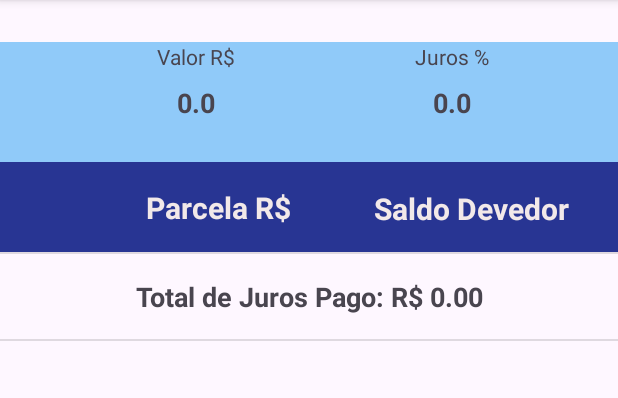
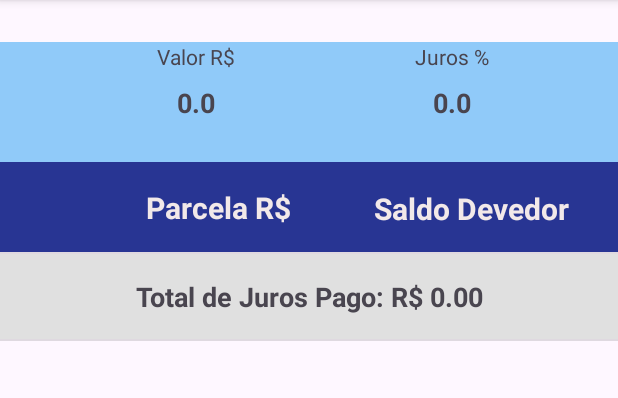
Before and after one commit to IsabellyMV2004/TrabalhoFC4, an Android app: the PlanilhaActivity screen opened directly, with no data from a screen before it, on a phone screen of 412 x 824 dp, the part 96-494 px from its top. Run offline under Robolectric (Android 15) with nearby library versions, the phone set to English and light mode, and no system bars.

Commit message:
tentando fazer o rodapé, não sei se vai funcionar

```diff
--- a/app/src/main/java/com/example/simuladorfin/PlanilhaActivity.java
+++ b/app/src/main/java/com/example/simuladorfin/PlanilhaActivity.java
@@ -120,17 +120,19 @@ public class PlanilhaActivity extends AppCompatActivity {
             parcelaList.add(p);
         }
 
+        // Inflar e adicionar footer ANTES do setAdapter
+        if (listView.getFooterViewsCount() == 0) { // evita duplicar
+            View footer = getLayoutInflater().inflate(R.layout.rodape_layout, listView, false);
+            TextView tvTotalJuros = footer.findViewById(R.id.tvTotalJuros);
+            tvTotalJuros.setText("Total de Juros Pago: R$ " + String.format("%.2f", totalJuros));
+            listView.addFooterView(footer);
+        }
+
+        // Agora seta o adapter
         ParcelaAdapter parcelaAdapter = new ParcelaAdapter(this,
                 R.layout.item_layout, parcelaList);
         listView.setAdapter(parcelaAdapter);
-
-        // Inflar e adicionar footer (apenas 1 vez)
-        View footer = getLayoutInflater().inflate(R.layout.rodape_layout, listView, false);
-        TextView tvTotalJuros = footer.findViewById(R.id.tvTotalJuros);
-        tvTotalJuros.setText("Total de Juros Pago: R$ " + String.format("%.2f", totalJuros));
-        if (listView.getFooterViewsCount() == 0) { // evita duplicar
-            listView.addFooterView(footer);
-        }
     }
 
+
 }
--- a/app/src/main/res/layout/rodape_layout.xml
+++ b/app/src/main/res/layout/rodape_layout.xml
@@ -7,4 +7,5 @@
     android:text="Total de Juros: R$ 0,00"
     android:textSize="18sp"
     android:textStyle="bold"
-    android:gravity="center"/>
+    android:gravity="center"
+    android:background="#E0E0E0"/>
```
